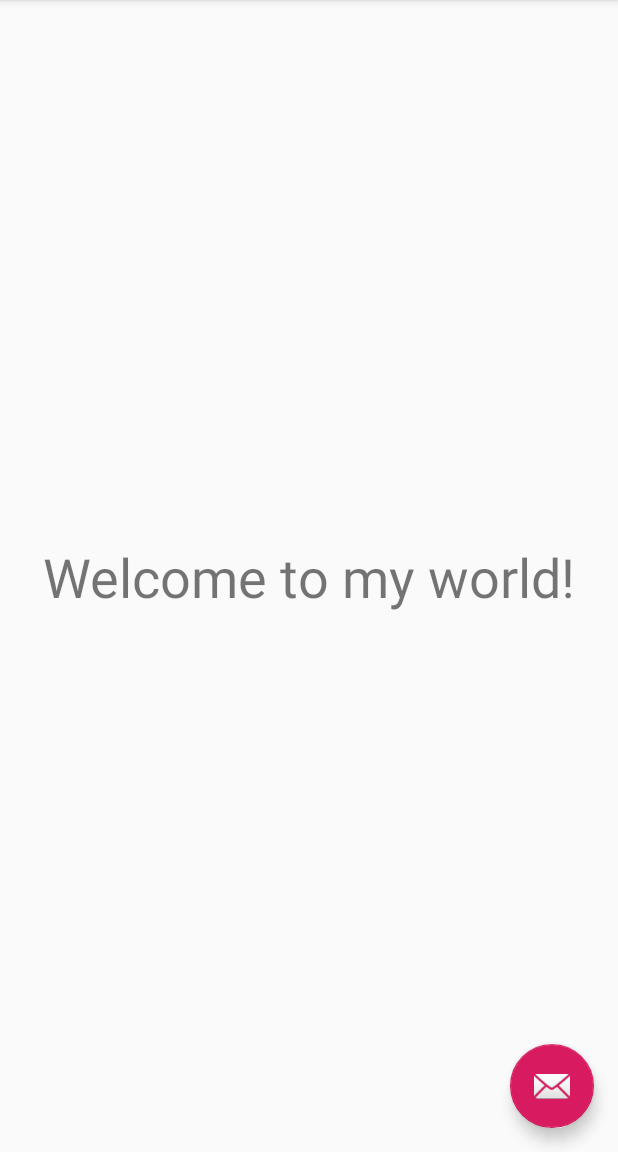
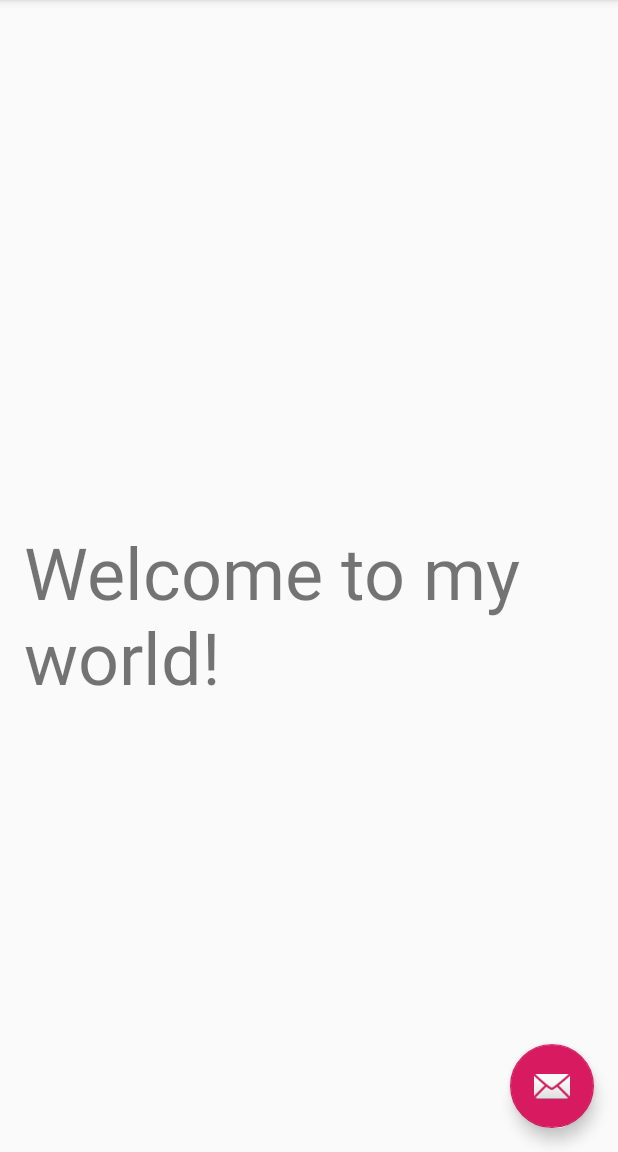
Before and after one commit to piruin/android-basic, an Android app: the screen it shows after launch (MainActivity), on a phone screen of 412 x 824 dp, the part 84-1236 px from its top. Run offline under Robolectric (Android 15) with nearby library versions, the phone set to English and light mode, and no system bars.

Commit message:
padding & margin

```diff
--- a/app/src/main/res/layout/content_main.xml
+++ b/app/src/main/res/layout/content_main.xml
@@ -12,7 +12,9 @@
         android:layout_width="wrap_content"
         android:layout_height="wrap_content"
         android:text="Welcome to my world!"
-        android:textSize="36sp"
+        android:textSize="48sp"
+        android:padding="16dp"
+        android:layout_marginTop="50dp"
         app:layout_constraintBottom_toBottomOf="parent"
         app:layout_constraintLeft_toLeftOf="parent"
         app:layout_constraintRight_toRightOf="parent"
```
